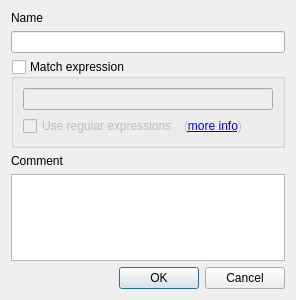
Above: src/friend_list/friend_prop_dialog.ui from navrocky/urtconnector before the change. Below: the same form after it.
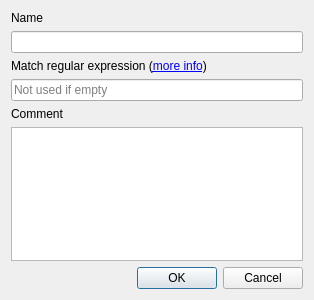
That is the form after the change.

Commit message: added friend list saving to sqlite db

Diff of the .ui file:
```diff
--- a/src/friend_list/friend_prop_dialog.ui
+++ b/src/friend_list/friend_prop_dialog.ui
@@ -6,14 +6,14 @@
    <rect>
     <x>0</x>
     <y>0</y>
-    <width>296</width>
+    <width>314</width>
     <height>300</height>
    </rect>
   </property>
   <property name="windowTitle">
    <string>Friend properties</string>
   </property>
-  <layout class="QVBoxLayout" name="verticalLayout_2">
+  <layout class="QVBoxLayout" name="verticalLayout">
    <item>
     <widget class="QLabel" name="label">
      <property name="text">
@@ -25,48 +25,20 @@
     <widget class="QLineEdit" name="name_edit"/>
    </item>
    <item>
-    <widget class="QGroupBox" name="expression_group">
-     <property name="title">
-      <string>Match expression</string>
+    <widget class="QLabel" name="label_4">
+     <property name="text">
+      <string>Match regular expression (&lt;a href=&quot;http://en.wikipedia.org/wiki/Regex&quot;&gt;more info&lt;/a&gt;)</string>
      </property>
-     <property name="checkable">
+     <property name="openExternalLinks">
       <bool>true</bool>
      </property>
-     <property name="checked">
-      <bool>false</bool>
+    </widget>
+   </item>
+   <item>
+    <widget class="QLineEdit" name="expr_edit">
+     <property name="placeholderText">
+      <string>Not used if empty</string>
      </property>
-     <layout class="QVBoxLayout" name="verticalLayout">
-      <item>
-       <widget class="QLineEdit" name="expr_edit"/>
-      </item>
-      <item>
-       <layout class="QHBoxLayout" name="horizontalLayout">
-        <item>
-         <widget class="QCheckBox" name="regexp_check">
-          <property name="sizePolicy">
-           <sizepolicy hsizetype="Fixed" vsizetype="Fixed">
-            <horstretch>0</horstretch>
-            <verstretch>0</verstretch>
-           </sizepolicy>
-          </property>
-          <property name="text">
-           <string>Use regular expressions</string>
-          </property>
-         </widget>
-        </item>
-        <item>
-         <widget class="QLabel" name="label_4">
-          <property name="text">
-           <string>(&lt;a href=&quot;http://en.wikipedia.org/wiki/Regex&quot;&gt;more info&lt;/a&gt;)</string>
-          </property>
-          <property name="openExternalLinks">
-           <bool>true</bool>
-          </property>
-         </widget>
-        </item>
-       </layout>
-      </item>
-     </layout>
     </widget>
    </item>
    <item>
```
The commit also changes 11 other files.
